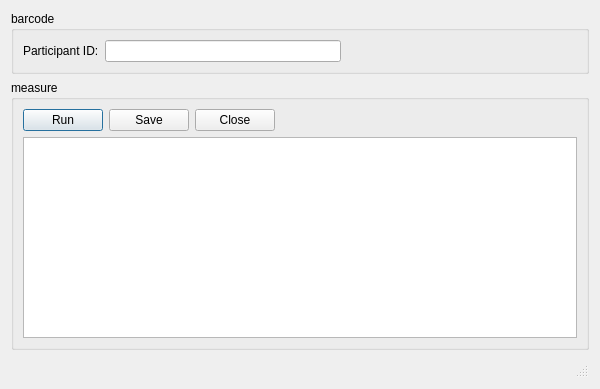
The window that src/prototype/TrueFlowSpirometer/MainWindow.ui (inglis-dl/cypress) describes before a commit, drawn with Qt 5.
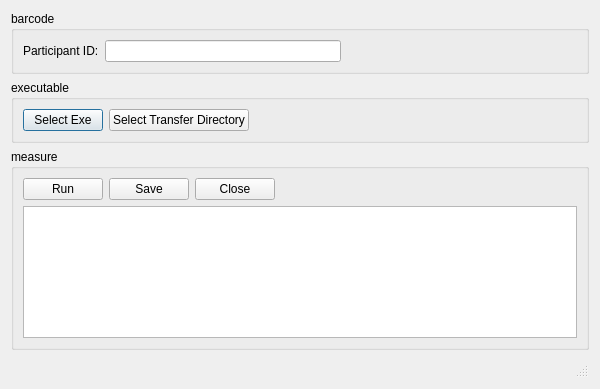
The same window after the commit.

Commit message: TrueFlowSpirometer: Updates - SaveSettings updated - Open buttons for exe and transfer directory added - Filepaths and names all coming from settings now instead of being hard coded - Filenaming improved (casing, etc) - Const correctness improved - Database copied before test start and replaced with original after

Patch:
```diff
--- a/src/prototype/TrueFlowSpirometer/MainWindow.ui
+++ b/src/prototype/TrueFlowSpirometer/MainWindow.ui
@@ -77,6 +77,48 @@
      </layout>
     </widget>
    </item>
+   <item>
+    <widget class="QGroupBox" name="pathGroupBox">
+     <property name="sizePolicy">
+      <sizepolicy hsizetype="Preferred" vsizetype="Maximum">
+       <horstretch>0</horstretch>
+       <verstretch>0</verstretch>
+      </sizepolicy>
+     </property>
+     <property name="title">
+      <string>executable</string>
+     </property>
+     <layout class="QHBoxLayout" name="horizontalLayout_2">
+      <item>
+       <widget class="QPushButton" name="openButton">
+        <property name="text">
+         <string>Select Exe</string>
+        </property>
+       </widget>
+      </item>
+	  <item>
+       <widget class="QPushButton" name="openTransferDirButton">
+        <property name="text">
+         <string>Select Transfer Directory</string>
+        </property>
+       </widget>
+      </item>
+      <item>
+       <spacer name="horizontalSpacer_2">
+        <property name="orientation">
+         <enum>Qt::Horizontal</enum>
+        </property>
+        <property name="sizeHint" stdset="0">
+         <size>
+          <width>469</width>
+          <height>20</height>
+         </size>
+        </property>
+       </spacer>
+      </item>
+     </layout>
+    </widget>
+   </item>
    <item>
     <widget class="QGroupBox" name="measureGroupBox">
      <property name="title">
```
The commit also changes 9 other files.
